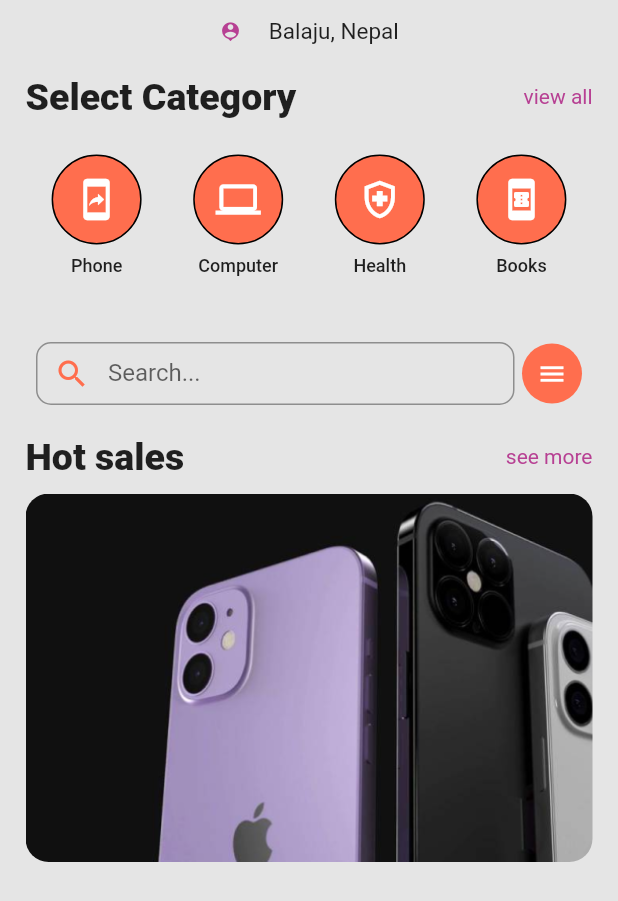
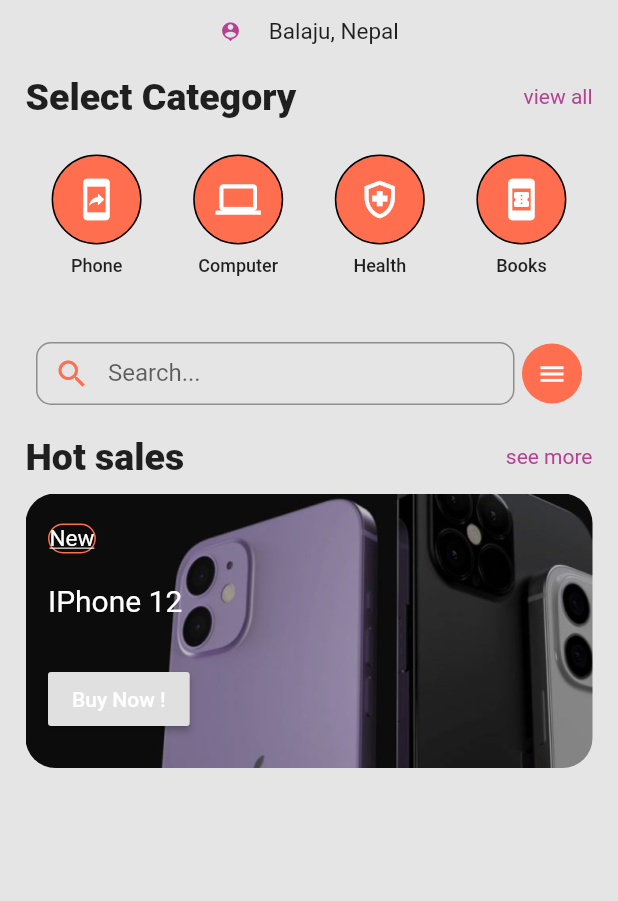
Before and after one commit to RUPAAK/ecommerce_design, a Flutter app: the screen it shows after launch, on a phone screen of 412 x 824 dp. Shown: the top 901 px of the screen. Run offline on Flutter 3.47's test engine with Material 2 defaults, Android fonts, the phone set to English and light mode, and no system bars.

Commit message:
hot sales modified

```diff
--- a/lib/pages/home.dart
+++ b/lib/pages/home.dart
@@ -11,8 +11,7 @@
         child: Scaffold(
       backgroundColor: Color(0xFFE5E5E5),
       body: Center(
-        child: Column(
-          children: [
+        child: Column(children: [
           Row(
             mainAxisAlignment: MainAxisAlignment.center,
             children: [
@@ -233,17 +232,76 @@
           SizedBox(
             height: 10,
           ),
-            Padding(
-              padding: const EdgeInsets.fromLTRB(17, 0, 17, 0),
-              child: ClipRRect(
-                borderRadius: BorderRadius.circular(15.50),
-                child: Image(
+          Container(
+            padding: EdgeInsets.symmetric(horizontal: 15.0, vertical: 20.0),
+            width: 378,
+            height: 183,
+            decoration: BoxDecoration(
+              borderRadius: BorderRadius.circular(20),
+              image: DecorationImage(
                 image: AssetImage('assets/images/iphone.png'),
+                fit: BoxFit.cover,
+                colorFilter: ColorFilter.mode(
+                    Colors.black.withOpacity(0.25), BlendMode.darken),
+              ),
+            ),
+            child: Column(
+              crossAxisAlignment: CrossAxisAlignment.start,
+              children: [
+                Container(
+                  decoration: BoxDecoration(
+                    border: Border.all(
+                      color: Color(0xFFFF6E4E),
+                    ),
+                    borderRadius: BorderRadius.all(
+                      Radius.circular(40),
+                    ),
+                  ),
+                  child: Text(
+                    'New',
+                    style: TextStyle(
+                        fontSize: 15,
+                        color: Colors.white,
+                        decoration: TextDecoration.underline),
+                  ),
+                ),
+                SizedBox(
+                  height: 20,
+                ),
+                Container(
+                  child: Text(
+                    'IPhone 12',
+                    style: TextStyle(
+                      fontSize: 20,
+                      color: Colors.white,
                     ),
                   ),
                 ),
+                SizedBox(
+                  height: 20,
+                ),
+                SizedBox(
+                  height: 10,
+                ),
+                Column(
+                  crossAxisAlignment: CrossAxisAlignment.start,
+                  children: [
+                    Container(
+                      child: RaisedButton(
+                          onPressed: () {},
+                          child: Text(
+                            'Buy Now !',
+                            style: TextStyle(
+                              color: Colors.white,
+                            ),
+                          )),
+                    ),
                   ],
                 ),
+              ],
+            ),
+          )
+        ]),
       ),
     ));
   }
```
Lines whose indentation alone changed are shown as unchanged.
